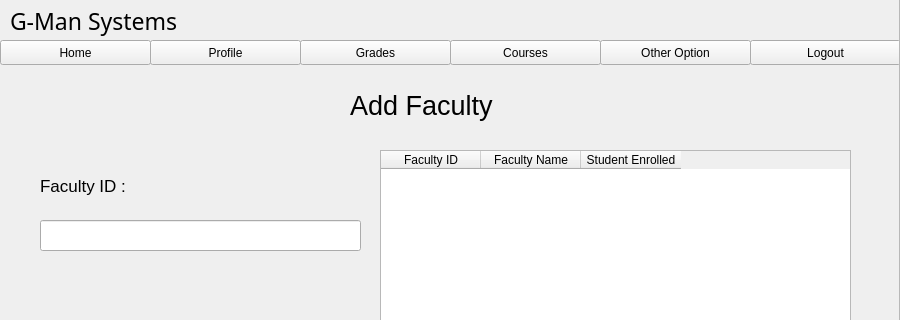
Qt form resources/UI/addFaculty.ui (Poom1997/gman) before a commit; both pictures show x 0 to 900 and y 0 to 320 of the 900 by 600 pixel window.
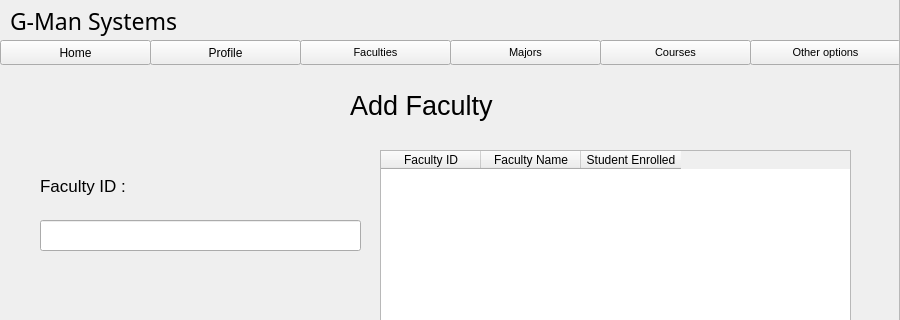
The same form after that commit.

```diff
--- a/resources/UI/addFaculty.ui
+++ b/resources/UI/addFaculty.ui
@@ -47,19 +47,6 @@
       <string>ADD</string>
      </property>
     </widget>
-    <widget class="QPushButton" name="profileButton">
-     <property name="geometry">
-      <rect>
-       <x>150</x>
-       <y>40</y>
-       <width>151</width>
-       <height>25</height>
-      </rect>
-     </property>
-     <property name="text">
-      <string>Profile</string>
-     </property>
-    </widget>
     <widget class="QLabel" name="label_2">
      <property name="geometry">
       <rect>
@@ -125,32 +112,6 @@
       <string>G-Man Systems</string>
      </property>
     </widget>
-    <widget class="QPushButton" name="gradeButton">
-     <property name="geometry">
-      <rect>
-       <x>300</x>
-       <y>40</y>
-       <width>151</width>
-       <height>25</height>
-      </rect>
-     </property>
-     <property name="text">
-      <string>Grades</string>
-     </property>
-    </widget>
-    <widget class="QPushButton" name="courseButton">
-     <property name="geometry">
-      <rect>
-       <x>450</x>
-       <y>40</y>
-       <width>151</width>
-       <height>25</height>
-      </rect>
-     </property>
-     <property name="text">
-      <string>Courses</string>
-     </property>
-    </widget>
     <widget class="QLabel" name="label_3">
      <property name="geometry">
       <rect>
@@ -206,7 +167,7 @@
        <string>Faculty ID</string>
       </property>
       <property name="textAlignment">
-       <set>AlignCenter</set>
+       <set>AlignHCenter|AlignVCenter|AlignCenter</set>
       </property>
      </column>
      <column>
@@ -214,7 +175,7 @@
        <string>Faculty Name</string>
       </property>
       <property name="textAlignment">
-       <set>AlignCenter</set>
+       <set>AlignHCenter|AlignVCenter|AlignCenter</set>
       </property>
      </column>
      <column>
@@ -222,21 +183,21 @@
        <string>Student Enrolled</string>
       </property>
       <property name="textAlignment">
-       <set>AlignCenter</set>
+       <set>AlignHCenter|AlignVCenter|AlignCenter</set>
       </property>
      </column>
     </widget>
-    <widget class="QPushButton" name="logoutButton">
+    <widget class="QPushButton" name="profileButton">
      <property name="geometry">
       <rect>
-       <x>750</x>
+       <x>150</x>
        <y>40</y>
        <width>151</width>
        <height>25</height>
       </rect>
      </property>
      <property name="text">
-      <string>Logout</string>
+      <string>Profile</string>
      </property>
     </widget>
     <widget class="QLabel" name="barLabel_2">
@@ -252,7 +213,7 @@
       <string/>
      </property>
     </widget>
-    <widget class="QPushButton" name="othersButton">
+    <widget class="QPushButton" name="courseButton">
      <property name="geometry">
       <rect>
        <x>600</x>
@@ -261,25 +222,98 @@
        <height>25</height>
       </rect>
      </property>
+     <property name="font">
+      <font>
+       <pointsize>8</pointsize>
+      </font>
+     </property>
      <property name="text">
-      <string>Other Option</string>
+      <string>Courses</string>
+     </property>
+    </widget>
+    <widget class="QPushButton" name="othersButton">
+     <property name="geometry">
+      <rect>
+       <x>750</x>
+       <y>40</y>
+       <width>151</width>
+       <height>25</height>
+      </rect>
+     </property>
+     <property name="font">
+      <font>
+       <pointsize>8</pointsize>
+      </font>
+     </property>
+     <property name="text">
+      <string>Other options</string>
+     </property>
+    </widget>
+    <widget class="QPushButton" name="facultiesButton">
+     <property name="geometry">
+      <rect>
+       <x>300</x>
+       <y>40</y>
+       <width>151</width>
+       <height>25</height>
+      </rect>
+     </property>
+     <property name="font">
+      <font>
+       <pointsize>8</pointsize>
+      </font>
+     </property>
+     <property name="text">
+      <string>Faculties</string>
+     </property>
+    </widget>
+    <widget class="QPushButton" name="majorsButton">
+     <property name="geometry">
+      <rect>
+       <x>450</x>
+       <y>40</y>
+       <width>151</width>
+       <height>25</height>
+      </rect>
+     </property>
+     <property name="font">
+      <font>
+       <pointsize>8</pointsize>
+      </font>
+     </property>
+     <property name="text">
+      <string>Majors</string>
+     </property>
+    </widget>
+    <widget class="QLabel" name="barLabel_3">
+     <property name="geometry">
+      <rect>
+       <x>-10</x>
+       <y>0</y>
+       <width>901</width>
+       <height>51</height>
+      </rect>
+     </property>
+     <property name="text">
+      <string/>
      </property>
     </widget>
     <zorder>barLabel_2</zorder>
     <zorder>addFacButton</zorder>
-    <zorder>profileButton</zorder>
     <zorder>label_2</zorder>
     <zorder>label_4</zorder>
     <zorder>facultyName</zorder>
     <zorder>label_15</zorder>
-    <zorder>gradeButton</zorder>
-    <zorder>courseButton</zorder>
     <zorder>label_3</zorder>
     <zorder>FacultyID</zorder>
     <zorder>homeButton</zorder>
     <zorder>facultyTable</zorder>
-    <zorder>logoutButton</zorder>
+    <zorder>profileButton</zorder>
+    <zorder>courseButton</zorder>
     <zorder>othersButton</zorder>
+    <zorder>facultiesButton</zorder>
+    <zorder>majorsButton</zorder>
+    <zorder>barLabel_3</zorder>
    </widget>
   </widget>
  </widget>
```
